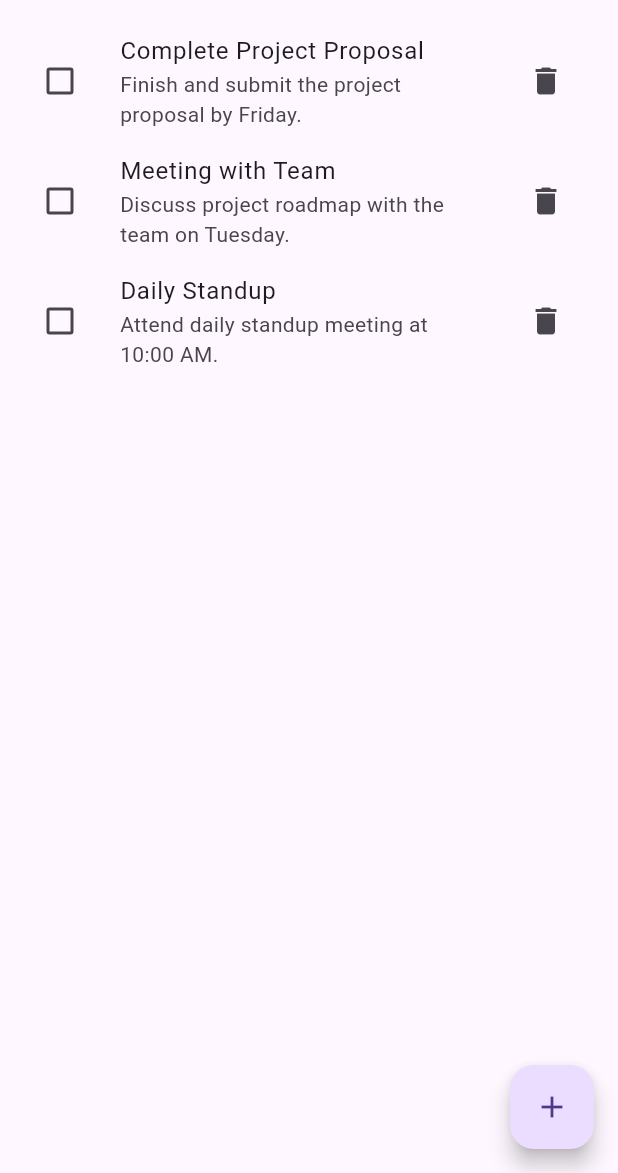
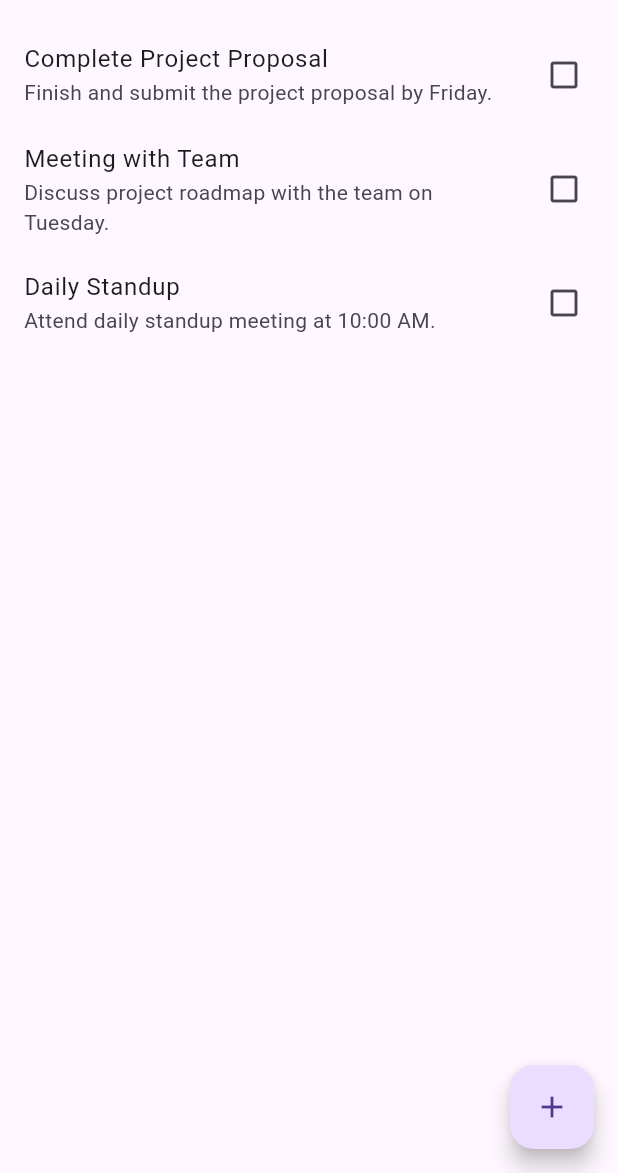
Before and after one commit to PhoenixBD-Dotcom/taskify_app, a Flutter app: the screen it shows after launch, on a phone screen of 412 x 824 dp, the part 63-1236 px from its top. Run offline on Flutter 3.47's test engine with Material 3 defaults, Android fonts, the phone set to English and light mode, and no system bars.

Commit message:
delete and mark as read feature added

```diff
--- a/lib/data/dummy_data.dart
+++ b/lib/data/dummy_data.dart
@@ -29,7 +29,7 @@ List<Task> dummyTasks = [
     priority: TaskPriority.low,
     notes: ['Update team on progress', 'Highlight any blockers'],
     isRecurring: true,
-    recurringFrequency: 'daily',
+    recurringFrequency: 'daily', // Include recurringFrequency for recurring task
     isCompleted: false,
   ),
 ];
--- a/lib/models/task.dart
+++ b/lib/models/task.dart
@@ -14,8 +14,8 @@ class Task {
   final TaskPriority priority;
   final List<String> notes;
   final bool isRecurring;
-  final String? recurringFrequency;
   final bool isCompleted;
+  final String? recurringFrequency; // Add recurringFrequency property
 
   Task({
     required this.id,
@@ -26,21 +26,31 @@ class Task {
     required this.notes,
     required this.isRecurring,
     required this.isCompleted,
-    this.recurringFrequency,
+    this.recurringFrequency, // Initialize recurringFrequency property
   });
 
-  // Method to toggle task completion status
-  Task toggleCompletion() {
+  // Method to create a new Task instance with updated properties
+  Task copyWith({
+    String? id,
+    String? title,
+    String? description,
+    DateTime? dueDate,
+    TaskPriority? priority,
+    List<String>? notes,
+    bool? isRecurring,
+    bool? isCompleted,
+    String? recurringFrequency, // Include recurringFrequency in copyWith method
+  }) {
     return Task(
-      id: this.id,
-      title: this.title,
-      description: this.description,
-      dueDate: this.dueDate,
-      priority: this.priority,
-      notes: this.notes,
-      isRecurring: this.isRecurring,
-      isCompleted: !this.isCompleted, // Toggle isCompleted status
-      recurringFrequency: this.recurringFrequency,
+      id: id ?? this.id,
+      title: title ?? this.title,
+      description: description ?? this.description,
+      dueDate: dueDate ?? this.dueDate,
+      priority: priority ?? this.priority,
+      notes: notes ?? this.notes,
+      isRecurring: isRecurring ?? this.isRecurring,
+      isCompleted: isCompleted ?? this.isCompleted,
+      recurringFrequency: recurringFrequency ?? this.recurringFrequency,
     );
   }
 }
--- a/lib/screens/task_list_screen.dart
+++ b/lib/screens/task_list_screen.dart
@@ -12,12 +12,6 @@ class TaskListScreen extends StatefulWidget {
 }
 
 class _TaskListScreenState extends State<TaskListScreen> {
-  void _deleteTask(Task task) {
-    setState(() {
-      widget.tasks.remove(task);
-    });
-  }
-
   @override
   Widget build(BuildContext context) {
     return Scaffold(
@@ -28,17 +22,28 @@ class _TaskListScreenState extends State<TaskListScreen> {
         itemCount: widget.tasks.length,
         itemBuilder: (ctx, index) {
           final task = widget.tasks[index];
-          return TaskTile(
-            task: task,
-            onCheckboxChanged: (value) {
-              setState(() {
-                // Toggle the task's completion status
-                widget.tasks[index] = task.toggleCompletion();
-              });
+
+          return Dismissible(
+            key: Key(task.id),
+            direction: DismissDirection.startToEnd, // Allow swipe from left to right
+            background: Container(
+              color: Colors.red, // Background color when swiping
+              alignment: Alignment.centerLeft,
+              padding: EdgeInsets.symmetric(horizontal: 20.0),
+              child: Icon(Icons.delete, color: Colors.white),
+            ),
+            onDismissed: (direction) {
+              // Check direction to ensure deletion only on startToEnd swipe
+              if (direction == DismissDirection.startToEnd) {
+                _deleteTask(index);
+              }
             },
-            onDelete: () {
-              _deleteTask(task); // Pass task to delete
-            },
+            child: TaskTile(
+              task: task,
+              onToggleDone: () {
+                _toggleTaskCompletion(index);
+              },
+            ),
           );
         },
       ),
@@ -51,6 +56,38 @@ class _TaskListScreenState extends State<TaskListScreen> {
     );
   }
 
+  void _deleteTask(int index) {
+    Task deletedTask = widget.tasks[index]; // Store the deleted task
+
+    setState(() {
+      widget.tasks.removeAt(index);
+    });
+
+    ScaffoldMessenger.of(context).showSnackBar(
+      SnackBar(
+        content: Text('Task deleted'),
+        action: SnackBarAction(
+          label: 'Undo',
+          onPressed: () {
+            // Undo deletion by restoring the deleted task
+            setState(() {
+              widget.tasks.insert(index, deletedTask);
+            });
+          },
+        ),
+      ),
+    );
+  }
+
+
+  void _toggleTaskCompletion(int index) {
+    setState(() {
+      widget.tasks[index] = widget.tasks[index].copyWith(
+        isCompleted: !widget.tasks[index].isCompleted,
+      );
+    });
+  }
+
   void _navigateToTaskFormScreen(BuildContext context) async {
     final newTask = await Navigator.of(context).pushNamed('/task-form');
     if (newTask != null && newTask is Task) {
--- a/lib/widgets/task_tile.dart
+++ b/lib/widgets/task_tile.dart
@@ -3,28 +3,27 @@ import '../models/task.dart';
 
 class TaskTile extends StatelessWidget {
   final Task task;
-  final ValueChanged<bool?> onCheckboxChanged;
-  final VoidCallback onDelete;
+  final VoidCallback onToggleDone;
 
-  TaskTile({
-    required this.task,
-    required this.onCheckboxChanged,
-    required this.onDelete,
-  });
+  TaskTile({required this.task, required this.onToggleDone});
 
   @override
   Widget build(BuildContext context) {
+    bool isDone = task.isCompleted;
+
     return ListTile(
-      title: Text(task.title),
+      title: Text(
+        task.title,
+        style: isDone ? TextStyle(decoration: TextDecoration.lineThrough) : null,
+      ),
       subtitle: Text(task.description),
-      leading: Checkbox(
-        value: task.isCompleted,
-        onChanged: onCheckboxChanged,
+      trailing: GestureDetector(
+        onTap: onToggleDone,
+        child: isDone ? Icon(Icons.check_box) : Icon(Icons.check_box_outline_blank),
       ),
-      trailing: IconButton(
-        icon: Icon(Icons.delete),
-        onPressed: onDelete,
-      ),
+      onLongPress: () {
+        // Optional: Implement additional actions for long-press if needed
+      },
     );
   }
 }
```
